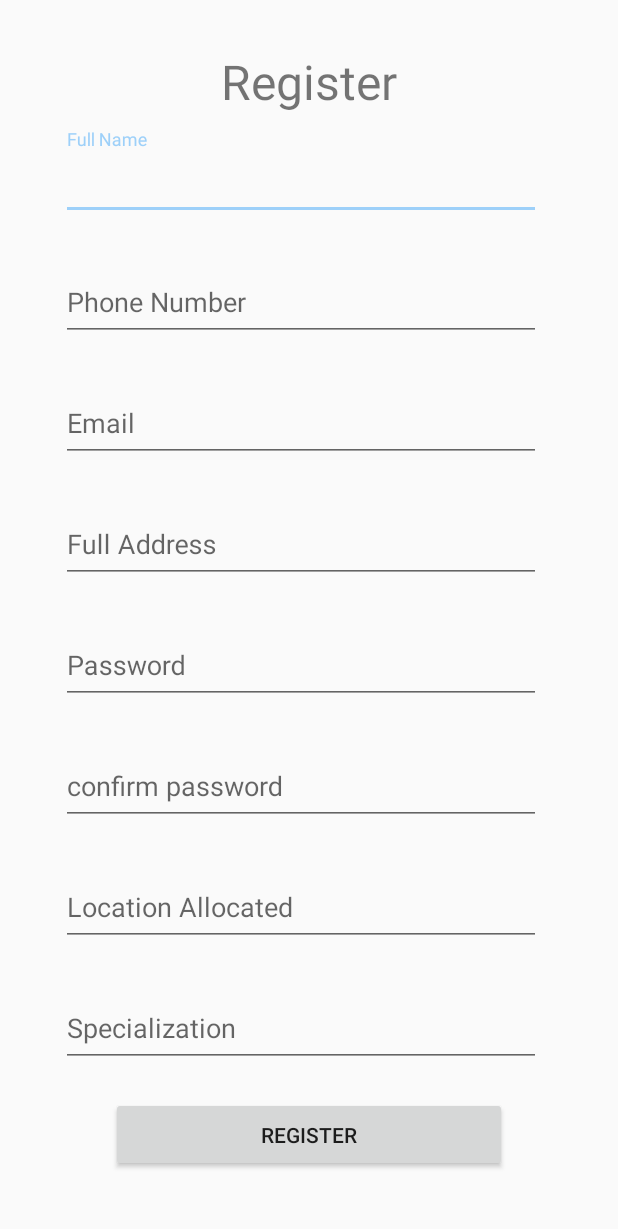
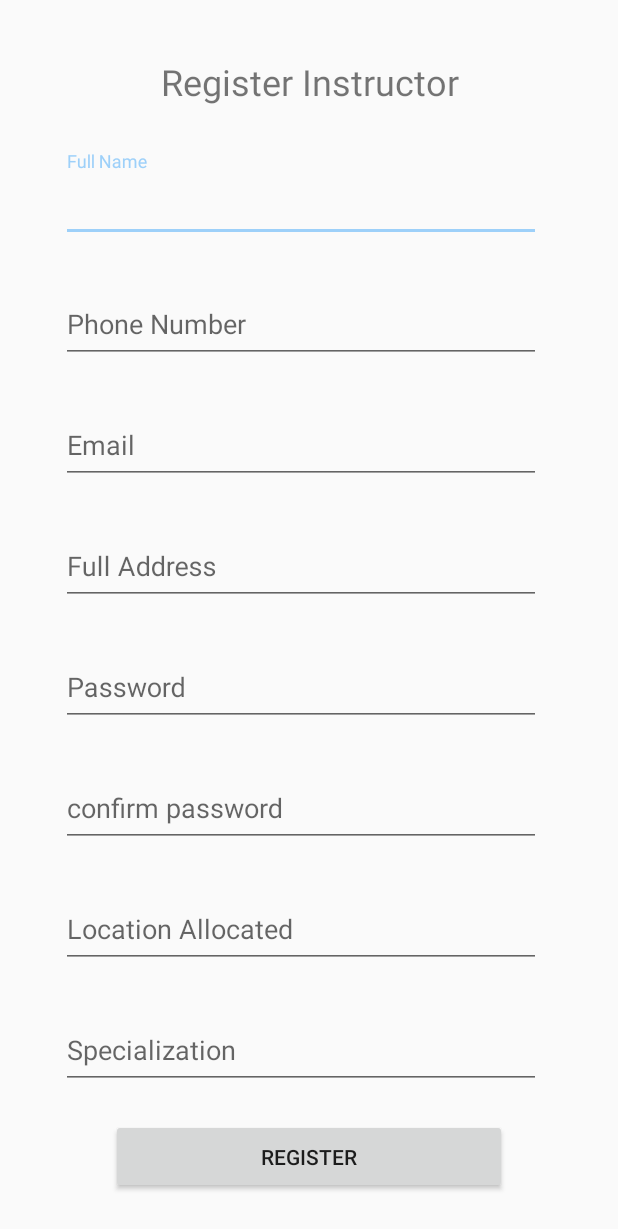
Before and after one commit to VinayakNishad/miniProject, an Android app: the AddInstructor screen opened directly, with no data from a screen before it, on a phone screen of 412 x 824 dp. Shown: the top 1229 px of the screen. Run offline under Robolectric (Android 15) with nearby library versions, the phone set to English and light mode, and no system bars; our stand-ins replace Firebase (no records; nobody signed in at launch, a user with empty details on screens opened directly).

Commit message:
mergin main and master

```diff
--- a/app/src/main/java/com/example/aquaadventure/CustomerBook.java
+++ b/app/src/main/java/com/example/aquaadventure/CustomerBook.java
@@ -41,7 +41,7 @@ public class CustomerBook extends AppCompatActivity {
         setSupportActionBar(toolbar);
         if(getSupportActionBar()!=null){
             getSupportActionBar().setDisplayHomeAsUpEnabled(true);
-            getSupportActionBar().setTitle("Map");
+            getSupportActionBar().setTitle("Customer Booked");
         }
     }
 
--- a/app/src/main/res/layout/activity_add_instructor.xml
+++ b/app/src/main/res/layout/activity_add_instructor.xml
@@ -1,6 +1,5 @@
 <?xml version="1.0" encoding="utf-8"?>
 <ScrollView xmlns:android="http://schemas.android.com/apk/res/android"
-    xmlns:app="http://schemas.android.com/apk/res-auto"
     xmlns:tools="http://schemas.android.com/tools"
     android:layout_width="match_parent"
     android:layout_height="match_parent"
@@ -18,10 +17,12 @@
         <TextView
             android:layout_width="match_parent"
             android:layout_height="wrap_content"
-            android:text="@string/register"
+            android:text= "@string/register_instructor"
             android:textAlignment="center"
-            android:textSize="32sp"
-            android:defaultFocusHighlightEnabled="true"/>
+            android:textSize="24sp"
+            android:padding="20dp"
+            android:defaultFocusHighlightEnabled="true"
+            tools:ignore="HardcodedText" />
 
         <com.google.android.material.textfield.TextInputLayout
             android:layout_width="350dp"
--- a/app/src/main/res/layout/activity_adminlogin.xml
+++ b/app/src/main/res/layout/activity_adminlogin.xml
@@ -27,9 +27,10 @@
 
         <com.google.android.material.textfield.TextInputEditText
             android:id="@+id/password"
-            android:layout_width="330dp"
+            android:layout_width="match_parent"
             android:drawableEnd="@drawable/baseline_password_24"
             android:inputType="textPassword"
+            android:textColor="@color/white"
             android:hint="@string/unique_id"
             android:layout_height="50dp" />
     </com.google.android.material.textfield.TextInputLayout>
--- a/app/src/main/res/layout/activity_customer_book.xml
+++ b/app/src/main/res/layout/activity_customer_book.xml
@@ -12,7 +12,7 @@
             android:layout_width="match_parent"
             android:layout_height="wrap_content"
             android:id="@+id/toolBar_back"
-            android:background="@color/blue"/>
+            android:background="#5381A2"/>
     </com.google.android.material.appbar.AppBarLayout>
 
     <androidx.recyclerview.widget.RecyclerView
--- a/app/src/main/res/layout/activity_login.xml
+++ b/app/src/main/res/layout/activity_login.xml
@@ -57,9 +57,10 @@
         android:layout_width="wrap_content"
         android:layout_height="wrap_content"
         android:text="@string/login"
-        android:background="#B5B5B5"
         android:id="@+id/login"
-        android:layout_margin="10dp"/>
+        android:layout_margin="10dp">
+    </Button>
+
     <TextView
         android:layout_width="wrap_content"
         android:layout_height="wrap_content"
--- a/app/src/main/res/layout/activity_map.xml
+++ b/app/src/main/res/layout/activity_map.xml
@@ -13,7 +13,7 @@
             android:layout_width="match_parent"
             android:layout_height="wrap_content"
             android:id="@+id/toolBar_back"
-            android:background="@color/blue"/>
+            android:background="#5381A2"/>
     </com.google.android.material.appbar.AppBarLayout>
 
     <androidx.fragment.app.FragmentContainerView
--- a/app/src/main/res/layout/card_item.xml
+++ b/app/src/main/res/layout/card_item.xml
@@ -23,7 +23,7 @@
             android:layout_width="match_parent"
             android:layout_height="wrap_content"
             android:orientation="vertical"
-            android:background="#91AABD"
+            android:background="#FFFFFF"
             android:gravity="center_horizontal">
 
             <!-- Title -->
--- a/app/src/main/res/layout/list_item_booking.xml
+++ b/app/src/main/res/layout/list_item_booking.xml
@@ -9,7 +9,6 @@
         android:layout_width="match_parent"
         android:layout_height="wrap_content"
         android:layout_margin="8dp"
-        app:cardBackgroundColor="@color/blue"
         app:cardCornerRadius="16dp"
         app:cardElevation="12dp"
         android:padding="16dp">
--- a/app/src/main/res/values/strings.xml
+++ b/app/src/main/res/values/strings.xml
@@ -40,4 +40,5 @@
     <string name="account">Account</string>
     <string name="location_allocated">Location Allocated</string>
     <string name="specialization">Specialization</string>
+    <string name="register_instructor">Register Instructor</string>
 </resources>
```
Also changed, not shown: app/src/main/java/com/example/aquaadventure/Home.java (+2 -6 lines), app/src/main/res/layout/activity_card_detail.xml (+7 -5 lines), app/src/main/res/layout/activity_insert_image.xml (+5 -6 lines).
